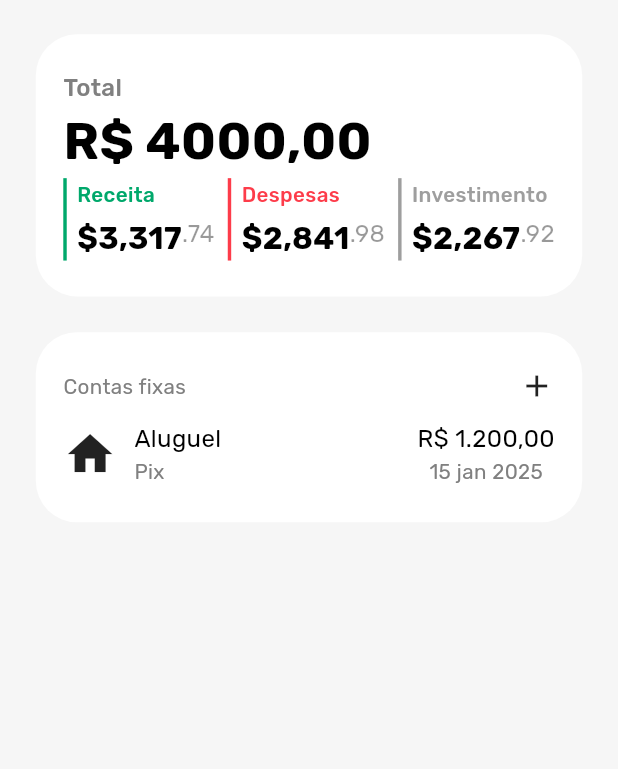
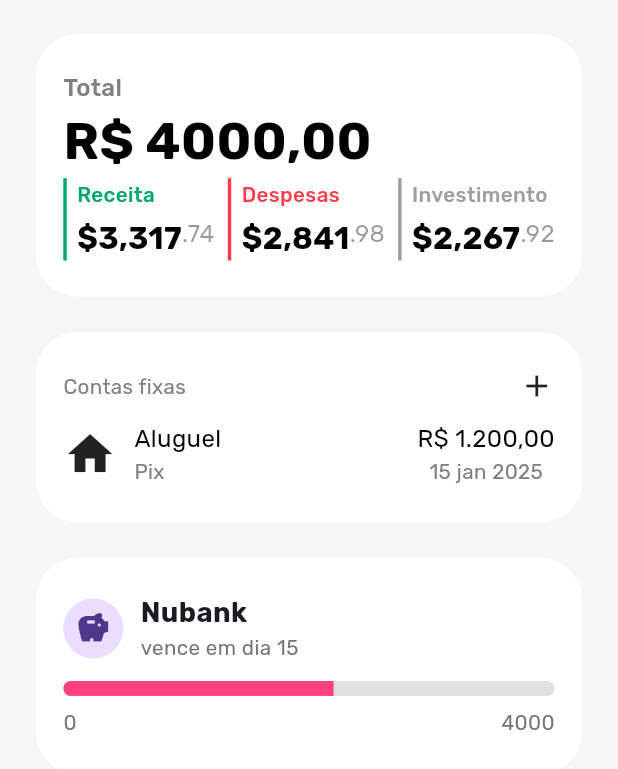
Before and after one commit to marianaoliveira1/Organizamais, a Flutter app: the InitialPage screen opened by its route, on a phone screen of 412 x 824 dp. Shown: the top 769 px of the screen. Run offline on Flutter 3.47's test engine with Material 3 defaults, Android fonts, the light colour scheme and no system bars; our stand-ins replace cloud_firestore, firebase_auth, firebase_core, flutter_screenutil, get, google_fonts and 2 more; accounts and stored records are empty.

Commit message:
ta no rumo

```diff
--- a/lib/page/initial/initial_page.dart
+++ b/lib/page/initial/initial_page.dart
@@ -4,6 +4,7 @@ import 'package:organizamais/page/initial/widget/finance_summary.dart';
 import 'package:organizamais/utils/color.dart';
 
 import 'widget/fixed_accounts.dart';
+import 'widget/goal_progress_card.dart';
 
 class InitialPage extends StatelessWidget {
   const InitialPage({super.key});
@@ -25,7 +26,17 @@ class InitialPage extends StatelessWidget {
                 SizedBox(
                   height: 20.h,
                 ),
-                FixedAccounts()
+                FixedAccounts(),
+                SizedBox(
+                  height: 20.h,
+                ),
+                GoalProgressCard(
+                  title: "Nubank",
+                  subtitle: "vence em dia 15",
+                  progress: 0.55, // 55%
+                  startDate: "0",
+                  endDate: "4000",
+                )
               ],
             ),
           ),
--- /dev/null
+++ b/lib/page/initial/widget/goal_progress_card.dart
@@ -0,0 +1,100 @@
+import 'package:flutter/material.dart';
+import 'package:flutter_screenutil/flutter_screenutil.dart';
+import 'package:organizamais/utils/color.dart';
+
+class GoalProgressCard extends StatelessWidget {
+  final String title;
+  final String subtitle;
+  final double progress; // 0.0 a 1.0
+  final String startDate;
+  final String endDate;
+
+  const GoalProgressCard({
+    super.key,
+    required this.title,
+    required this.subtitle,
+    required this.progress,
+    required this.startDate,
+    required this.endDate,
+  });
+
+  @override
+  Widget build(BuildContext context) {
+    return Container(
+      padding: EdgeInsets.symmetric(
+        vertical: 20.h,
+        horizontal: 16.w,
+      ),
+      decoration: BoxDecoration(
+        color: DefaultColors.white,
+        borderRadius: BorderRadius.circular(24.r),
+      ),
+      child: Column(
+        crossAxisAlignment: CrossAxisAlignment.start,
+        children: [
+          Row(
+            children: [
+              CircleAvatar(
+                child: const Icon(
+                  Icons.savings,
+                ),
+              ),
+              SizedBox(width: 10.w),
+              Column(
+                crossAxisAlignment: CrossAxisAlignment.start,
+                children: [
+                  Text(
+                    title,
+                    style: TextStyle(
+                      fontSize: 16.sp,
+                      fontWeight: FontWeight.bold,
+                    ),
+                  ),
+                  Text(
+                    subtitle,
+                    style: TextStyle(
+                      fontSize: 12.sp,
+                      color: Colors.grey.shade600,
+                    ),
+                  ),
+                ],
+              ),
+              const Spacer(),
+            ],
+          ),
+          const SizedBox(height: 12),
+          Stack(
+            alignment: Alignment.center,
+            children: [
+              ClipRRect(
+                borderRadius: BorderRadius.circular(10),
+                child: LinearProgressIndicator(
+                  value: progress,
+                  minHeight: 10,
+                  backgroundColor: Colors.grey.shade300,
+                  valueColor: AlwaysStoppedAnimation(Colors.pinkAccent),
+                ),
+              ),
+            ],
+          ),
+          const SizedBox(height: 8),
+          Row(
+            mainAxisAlignment: MainAxisAlignment.spaceBetween,
+            children: [
+              Text(startDate,
+                  style: TextStyle(
+                    color: Colors.grey.shade600,
+                    fontSize: 12.sp,
+                  )),
+              Text(endDate,
+                  style: TextStyle(
+                    color: Colors.grey.shade600,
+                    fontSize: 12.sp,
+                  )),
+            ],
+          ),
+        ],
+      ),
+    );
+  }
+}
--- a/pubspec.yaml
+++ b/pubspec.yaml
@@ -42,7 +42,7 @@ dependencies:
   firebase_auth: ^5.4.1
   cloud_firestore: ^5.6.2
   google_sign_in: ^6.2.2
-  charts_flutter_new: ^0.12.0
+
 
 
 dev_dependencies:
```
Also changed, not shown: pubspec.lock, 1 other file.
